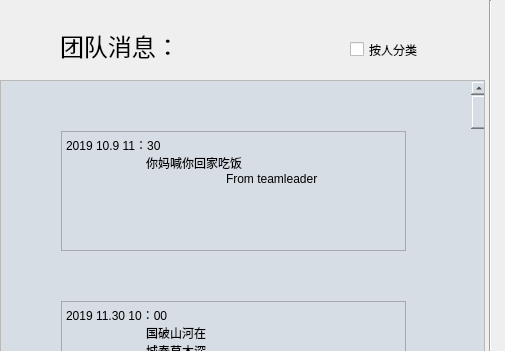
Old version of the form OutTime/teaminfo.ui in the repository agilelike/OurTime; both pictures show x 0 to 505 and y 0 to 351 of the 1200 by 480 pixel window.
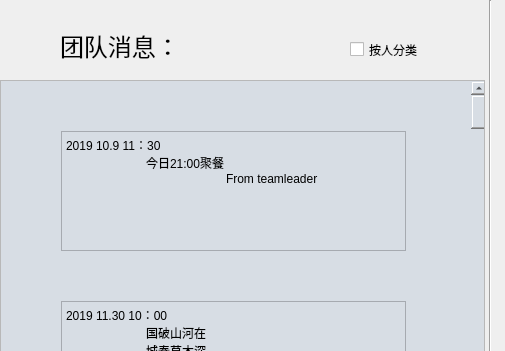
New version of the form.

```diff
--- a/OutTime/teaminfo.ui
+++ b/OutTime/teaminfo.ui
@@ -91,7 +91,7 @@
 p, li { white-space: pre-wrap; }
 &lt;/style&gt;&lt;/head&gt;&lt;body style=&quot; font-family:'SimSun'; font-size:9pt; font-weight:400; font-style:normal;&quot;&gt;
 &lt;p style=&quot; margin-top:0px; margin-bottom:0px; margin-left:0px; margin-right:0px; -qt-block-indent:0; text-indent:0px;&quot;&gt;2019 10.9 11：30&lt;/p&gt;
-&lt;p style=&quot; margin-top:0px; margin-bottom:0px; margin-left:0px; margin-right:0px; -qt-block-indent:0; text-indent:0px;&quot;&gt;	你妈喊你回家吃饭&lt;/p&gt;
+&lt;p style=&quot; margin-top:0px; margin-bottom:0px; margin-left:0px; margin-right:0px; -qt-block-indent:0; text-indent:0px;&quot;&gt;	今日21:00聚餐&lt;/p&gt;
 &lt;p style=&quot; margin-top:0px; margin-bottom:0px; margin-left:0px; margin-right:0px; -qt-block-indent:0; text-indent:0px;&quot;&gt;		From teamleader&lt;/p&gt;&lt;/body&gt;&lt;/html&gt;</string>
      </property>
     </widget>
```
